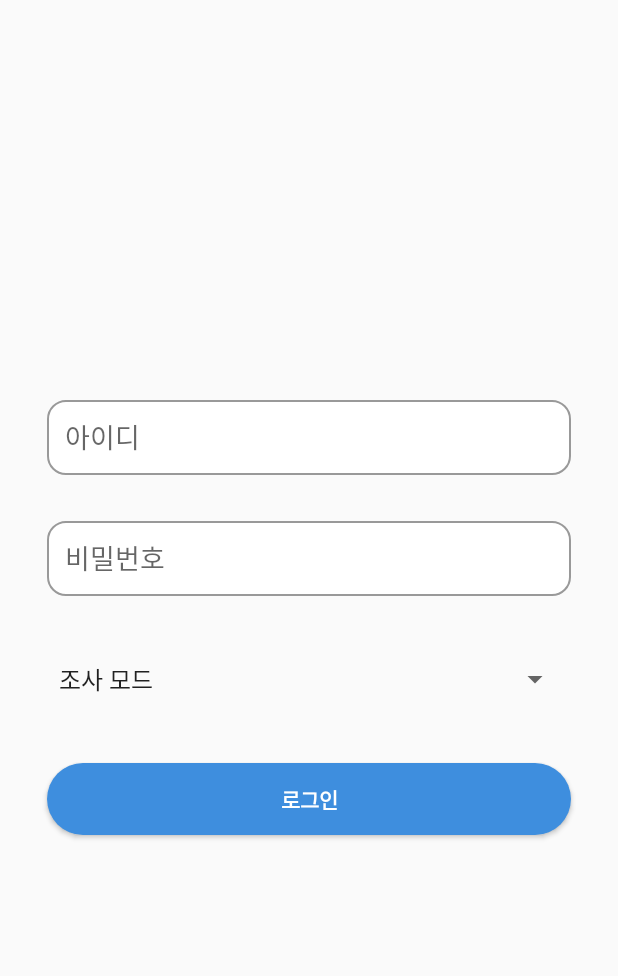
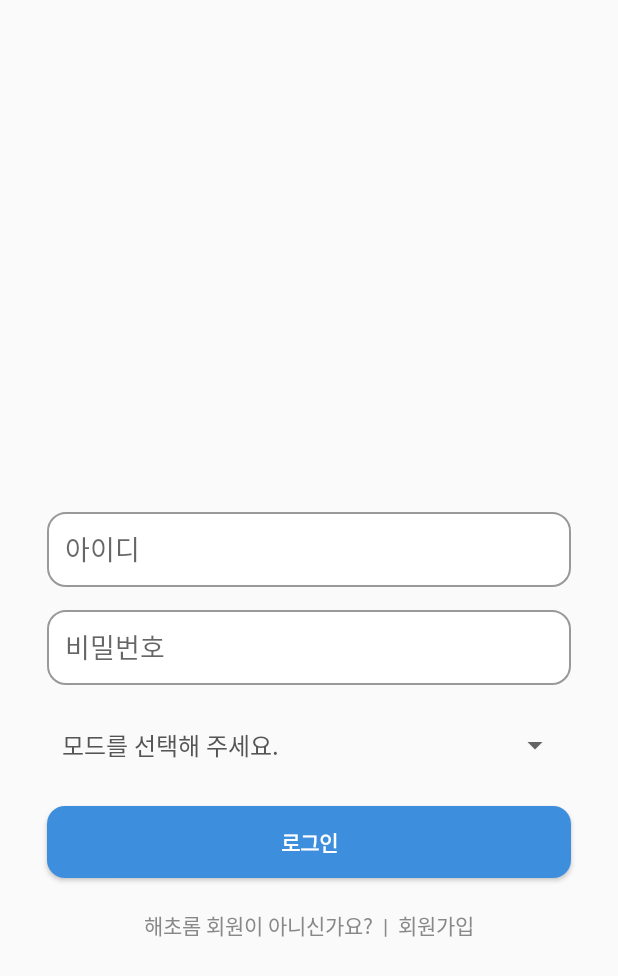
Before and after one commit to cosimba/haechorom-android, an Android app: the MainActivity screen opened directly, with no data from a screen before it, after a tap on "로그인", on a phone screen of 412 x 824 dp. Shown: the top 976 px of the screen. Run offline under Robolectric (Android 15) with nearby library versions, the phone set to English and light mode, and no system bars; our stand-ins replace data binding.

Commit message:
feat) modify screen configuration and design

```diff
--- a/app/src/main/AndroidManifest.xml
+++ b/app/src/main/AndroidManifest.xml
@@ -43,7 +43,7 @@
             android:exported="false" />
         <activity
             android:name=".mode1.Mode1Activity"
-            android:exported="false" /> <!-- MainActivity는 Splash 이후로 들어가게 설정 -->
+            android:exported="false" />
         <activity
             android:name=".MainActivity"
             android:exported="true" />
--- a/app/src/main/java/com/example/haechorom/MainActivity.kt
+++ b/app/src/main/java/com/example/haechorom/MainActivity.kt
@@ -3,67 +3,63 @@ package com.example.haechorom
 import android.annotation.SuppressLint
 import android.content.Intent
 import android.os.Bundle
-import android.widget.*
+import android.widget.ArrayAdapter
+import android.widget.Toast
 import androidx.appcompat.app.AppCompatActivity
+import androidx.databinding.DataBindingUtil
+import com.example.haechorom.auth.JoinActivity
+import com.example.haechorom.databinding.ActivityMainBinding
 import com.example.haechorom.mode1.Mode1Activity
 import com.example.haechorom.mode2.Mode2Activity
 import com.example.haechorom.mode3.Mode3Activity
 import com.example.haechorom.mode4.Mode4Activity
 
-    // * 이 project 는 MainActivity 가 로그인 화면 입니다 *
-
 class MainActivity : AppCompatActivity() {
 
-    private lateinit var editTextId: EditText
-    private lateinit var editTextPassword: EditText
-    private lateinit var spinnerMode: Spinner
-    private lateinit var buttonLogin: Button
-
-    // 임시 아이디와 비밀번호
     private val tempId = "user123"
     private val tempPassword = "password123"
 
     @SuppressLint("MissingInflatedId")
     override fun onCreate(savedInstanceState: Bundle?) {
         super.onCreate(savedInstanceState)
-        setContentView(R.layout.activity_main)
 
-        // View 연결
-        editTextId = findViewById(R.id.editTextId)
-        editTextPassword = findViewById(R.id.editTextPassword)
-        spinnerMode = findViewById(R.id.modeSpinner)
-        buttonLogin = findViewById(R.id.buttonLogin)
+        // DataBinding 설정
+        val binding: ActivityMainBinding = DataBindingUtil.setContentView(this, R.layout.activity_main)
 
         // 스피너에 모드 배열 연결
         val adapter: ArrayAdapter<CharSequence> = ArrayAdapter.createFromResource(
-            this, R.array.modes_array, android.R.layout.simple_spinner_item
+            this, R.array.modes_array, R.layout.spinner_item
         )
         adapter.setDropDownViewResource(android.R.layout.simple_spinner_dropdown_item)
-        spinnerMode.adapter = adapter
+        binding.modeSpinner.adapter = adapter
 
         // 로그인 버튼 클릭 리스너
-        buttonLogin.setOnClickListener {
-            val id = editTextId.text.toString()
-            val password = editTextPassword.text.toString()
-            val mode = spinnerMode.selectedItemPosition + 1 // 모드 1~4 선택
+        binding.buttonLogin.setOnClickListener {
+            val id = binding.editTextId.text.toString()
+            val password = binding.editTextPassword.text.toString()
+            val mode = binding.modeSpinner.selectedItemPosition + 1 // 모드 2~5 선택
 
             if (id.isEmpty() || password.isEmpty()) {
                 Toast.makeText(this, "아이디와 비밀번호를 입력하세요.", Toast.LENGTH_SHORT).show()
             } else if (id == tempId && password == tempPassword) {
-                // 로그인 성공, 모드에 따라 다른 메인 화면으로 이동
                 val intent: Intent = when (mode) {
-                    1 -> Intent(this, Mode1Activity::class.java)
-                    2 -> Intent(this, Mode2Activity::class.java)
-                    3 -> Intent(this, Mode3Activity::class.java)
-                    4 -> Intent(this, Mode4Activity::class.java)
+                    2 -> Intent(this, Mode1Activity::class.java)
+                    3 -> Intent(this, Mode2Activity::class.java)
+                    4 -> Intent(this, Mode3Activity::class.java)
+                    5 -> Intent(this, Mode4Activity::class.java)
                     else -> Intent(this, MainActivity::class.java)
                 }
                 startActivity(intent)
-                finish() // MainActivity 종료
+                finish()
             } else {
-                // 로그인 실패
                 Toast.makeText(this, "잘못된 아이디 또는 비밀번호입니다.", Toast.LENGTH_SHORT).show()
             }
         }
+
+        // 회원가입 텍스트 클릭 리스너
+        binding.textView.setOnClickListener {
+            val intent = Intent(this, JoinActivity::class.java)
+            startActivity(intent)
+        }
     }
 }
--- a/app/src/main/java/com/example/haechorom/SplashActivity.kt
+++ b/app/src/main/java/com/example/haechorom/SplashActivity.kt
@@ -20,7 +20,7 @@ class SplashActivity : AppCompatActivity() {
         android.os.Handler().postDelayed({
             startActivity(Intent(this, IntroActivity::class.java))
             finish()
-        }, 3000)
+        }, 2000)
 
         ViewCompat.setOnApplyWindowInsetsListener(findViewById(R.id.main)) { v, insets ->
             val systemBars = insets.getInsets(WindowInsetsCompat.Type.systemBars())
--- /dev/null
+++ b/app/src/main/res/color/text_color_selector.xml
@@ -0,0 +1,5 @@
+<?xml version="1.0" encoding="utf-8"?>
+<selector xmlns:android="http://schemas.android.com/apk/res/android">
+    <item android:color="@color/TuftsBlue" android:state_pressed="true"/> <!-- 클릭되었을 때 빨간색 -->
+    <item android:color="#888888"/> <!-- 기본 상태에서는 회색 -->
+</selector>
--- a/app/src/main/res/drawable/background_radius_yellow.xml
+++ b/app/src/main/res/drawable/background_radius_yellow.xml
@@ -4,12 +4,6 @@
     <solid android:color="@color/TuftsBlue">
 
     </solid>
-    <corners
-        android:bottomLeftRadius="30dp"
-        android:bottomRightRadius="30dp"
-        android:topLeftRadius="30dp"
-        android:topRightRadius="30dp">
-
-    </corners>
+    <corners android:radius="12dp" />
 
 </shape>
--- a/app/src/main/res/layout/activity_main.xml
+++ b/app/src/main/res/layout/activity_main.xml
@@ -1,3 +1,4 @@
+<layout>
     <LinearLayout
         xmlns:android="http://schemas.android.com/apk/res/android"
         android:layout_width="match_parent"
@@ -12,7 +13,9 @@
             android:inputType="text"
             android:layout_width="match_parent"
             android:layout_height="50dp"
-        android:layout_margin="15dp"
+            android:layout_marginTop="150dp"
+            android:layout_marginStart="15dp"
+            android:layout_marginEnd="15dp"
             android:padding="12dp"
             android:background="@drawable/rounded_edittext_background"/>
 
@@ -22,7 +25,9 @@
             android:inputType="textPassword"
             android:layout_width="match_parent"
             android:layout_height="50dp"
-        android:layout_margin="15dp"
+            android:layout_marginTop="15dp"
+            android:layout_marginStart="15dp"
+            android:layout_marginEnd="15dp"
             android:padding="12dp"
             android:background="@drawable/rounded_edittext_background"/>
 
@@ -30,7 +35,9 @@
             android:id="@+id/modeSpinner"
             android:layout_width="match_parent"
             android:layout_height="50dp"
-        android:layout_margin="15dp"
+            android:layout_marginTop="15dp"
+            android:layout_marginStart="15dp"
+            android:layout_marginEnd="15dp"
             android:entries="@array/modes_array" />
 
         <Button
@@ -40,6 +47,24 @@
             android:layout_width="match_parent"
             android:layout_height="wrap_content"
             android:background="@drawable/background_radius_yellow"
-        android:layout_margin="15dp"
+            android:layout_marginTop="15dp"
+            android:layout_marginStart="15dp"
+            android:layout_marginEnd="15dp"
             android:text="로그인" />
+
+        <TextView
+            android:id="@+id/textView"
+            android:layout_width="match_parent"
+            android:layout_height="wrap_content"
+            android:layout_marginTop="15dp"
+            android:layout_marginStart="15dp"
+            android:layout_marginEnd="15dp"
+            android:gravity="center"
+            android:text="해초롬 회원이 아니신가요?  |  회원가입"
+            android:textColor="@color/text_color_selector"
+            android:clickable="true"
+            android:focusable="true"
+            android:padding="5dp"/>
+
     </LinearLayout>
+</layout>
--- /dev/null
+++ b/app/src/main/res/layout/spinner_item.xml
@@ -0,0 +1,7 @@
+<?xml version="1.0" encoding="utf-8"?>
+<TextView xmlns:android="http://schemas.android.com/apk/res/android"
+    android:layout_width="match_parent"
+    android:layout_height="wrap_content"
+    android:textSize="16sp"
+    android:padding="10dp"
+    android:textColor="#555555" />
--- a/app/src/main/res/values/strings.xml
+++ b/app/src/main/res/values/strings.xml
@@ -2,6 +2,7 @@
     <string name="app_name">HaeChorom</string>
 
     <string-array name="modes_array">
+        <item>모드를 선택해 주세요.</item>
         <item>조사 모드</item>
         <item>청소 모드</item>
         <item>관리자 모드</item>
```
Lines whose indentation alone changed are shown as unchanged.
